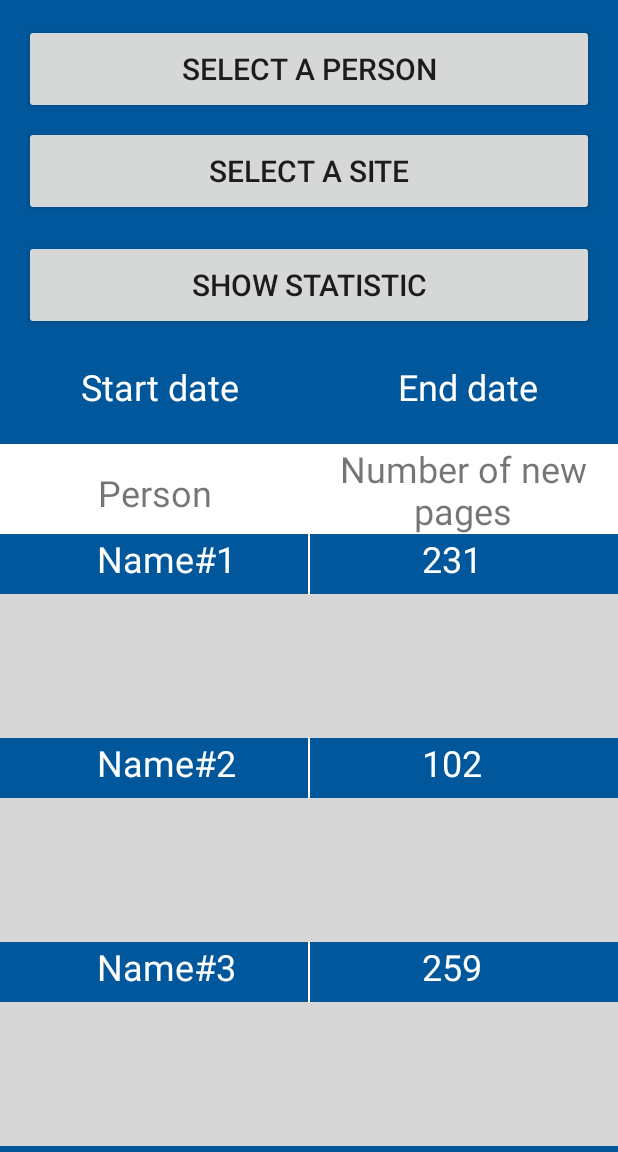
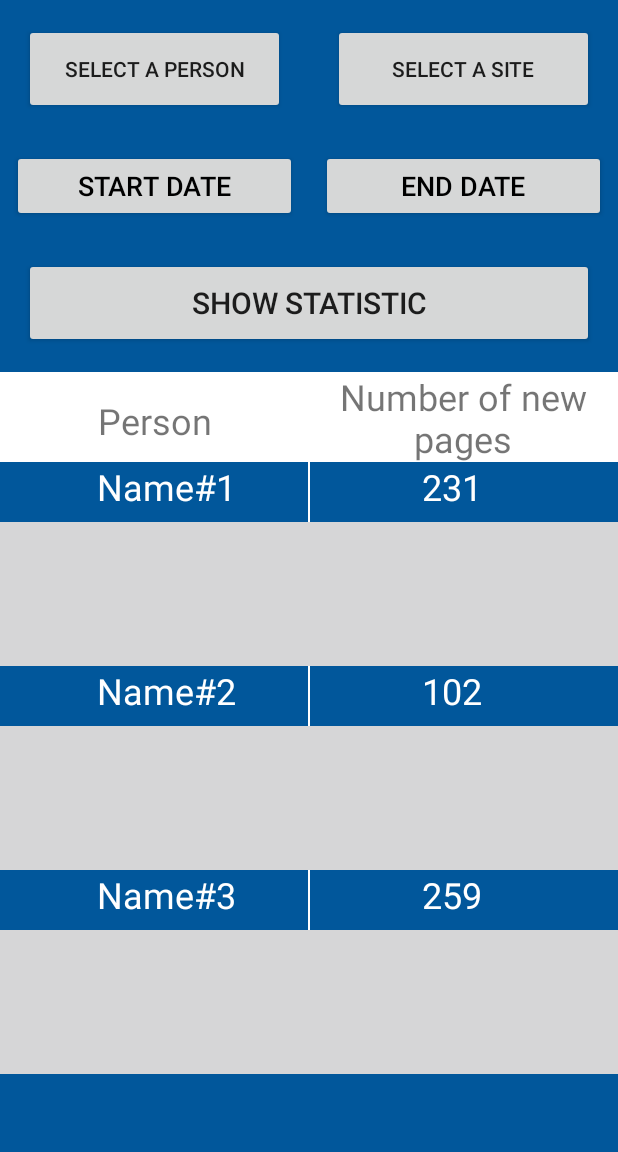
Before and after one commit to AlexAlizar/SearchStat, an Android app: the DailyStatActivity screen opened directly, with no data from a screen before it, on a phone screen of 412 x 824 dp, the part 84-1236 px from its top. Run offline under Robolectric (Android 15) with nearby library versions, the phone set to English and light mode, and no system bars.

Commit message:
Вид и активности
Доработаны активности
Вход, регистрация, выбор дат
Вход в приложение через логотип

```diff
--- a/android_ui/app/src/main/java/alizarchik/alex/searchstat/DailyStatActivity.java
+++ b/android_ui/app/src/main/java/alizarchik/alex/searchstat/DailyStatActivity.java
@@ -2,6 +2,7 @@ package alizarchik.alex.searchstat;
 
 import android.content.DialogInterface;
 import android.os.Bundle;
+import android.support.v4.app.DialogFragment;
 import android.support.v4.content.ContextCompat;
 import android.support.v7.app.AlertDialog;
 import android.support.v7.app.AppCompatActivity;
@@ -10,6 +11,7 @@ import android.support.v7.widget.LinearLayoutManager;
 import android.support.v7.widget.RecyclerView;
 import android.support.v7.widget.Toolbar;
 import android.view.Menu;
+import android.view.View;
 import android.widget.Button;
 
 import java.util.ArrayList;
@@ -28,6 +30,9 @@ public class DailyStatActivity extends AppCompatActivity {
     private RecyclerView.Adapter mAdapter;
     private RecyclerView.LayoutManager mLayoutManager;
     private Button buttonSelectPerson;
+    private Button buttonSelectSite;
+    private Button startDate;
+    private Button endDate;
 
     public static final String TAG = "MyLogs";
 
@@ -39,6 +44,11 @@ public class DailyStatActivity extends AppCompatActivity {
         setSupportActionBar(toolbar);
         init();
 
+        initSiteSelect();
+        initPersonSelect();
+    }
+
+    private void initPersonSelect() {
         ArrayList<String> persons = new ArrayList<>();
         persons.add("person#1");
         persons.add("person#2");
@@ -57,6 +67,25 @@ public class DailyStatActivity extends AppCompatActivity {
         });
     }
 
+    private void initSiteSelect() {
+        ArrayList<String> sites = new ArrayList<>();
+        sites.add("site#1");
+        sites.add("site#2");
+        sites.add("site#3");
+
+        final CharSequence[] sitesArray = sites.toArray(new String[sites.size()]);
+
+        buttonSelectSite = findViewById(R.id.button_select_site);
+        buttonSelectSite.setOnClickListener(view -> {
+            AlertDialog.Builder builder = new AlertDialog.Builder(this);
+            builder.setTitle("Select a site");
+            builder.setItems(sitesArray, (DialogInterface.OnClickListener) (dialogInterface, i) -> {
+                // Do something with the selection
+            });
+            builder.show();
+        });
+    }
+
     @Override
     public boolean onCreateOptionsMenu(Menu menu) {
         getMenuInflater().inflate(R.menu.graphics, menu);
@@ -64,6 +93,25 @@ public class DailyStatActivity extends AppCompatActivity {
     }
 
     private void init() {
+
+        startDate = findViewById(R.id.start_date);
+        startDate.setOnClickListener(new View.OnClickListener() {
+            @Override
+            public void onClick(View view) {
+                DialogFragment dateDialog = new DatePickerStart();
+                dateDialog.show(getSupportFragmentManager(), "datePickerStart");
+            }
+        });
+        endDate = findViewById(R.id.end_date);
+
+        startDate.setOnClickListener(new View.OnClickListener() {
+            @Override
+            public void onClick(View view) {
+                DialogFragment dateDialog = new DatePickerEnd();
+                dateDialog.show(getSupportFragmentManager(), "datePickerEnd");
+            }
+        });
+
         List<DailyStatisticsModel> dailyStatistics = getDailyStatistics();
         mRecyclerView = findViewById(R.id.rvDailyStat);
         mRecyclerView.setHasFixedSize(true);
--- a/android_ui/app/src/main/java/alizarchik/alex/searchstat/MainActivity.java
+++ b/android_ui/app/src/main/java/alizarchik/alex/searchstat/MainActivity.java
@@ -35,12 +35,6 @@ public class MainActivity extends AppCompatActivity {
     private void startNewActivity(Class<?> classActivity) {
         Intent intent = new Intent(this, classActivity);
         startActivity(intent);
-    }
-
-    @Override
-    public boolean onCreateOptionsMenu(Menu menu) {
-        getMenuInflater().inflate(R.menu.graphics, menu);
-        return true;
     }
 }
 
--- a/android_ui/app/src/main/res/layout/detail_stat_screen.xml
+++ b/android_ui/app/src/main/res/layout/detail_stat_screen.xml
@@ -10,65 +10,66 @@
         android:layout_width="match_parent"
         android:layout_height="wrap_content" />
 
+    <LinearLayout xmlns:android="http://schemas.android.com/apk/res/android"
+                  android:layout_width="match_parent"
+                  android:layout_height="wrap_content"
+                  android:background="@color/colorPrimary"
+                  android:orientation="horizontal">
+
         <Button
             android:id="@+id/button_select_person"
-        android:layout_width="match_parent"
             android:layout_height="60dp"
-        android:layout_gravity="center_horizontal"
-        android:layout_marginTop="@dimen/activity_vertical_margin"
+            android:layout_weight="1"
+            android:layout_margin="16dp"
+            android:layout_width="0dp"
             android:text="@string/select_a_person"
-        android:layout_marginLeft="@dimen/activity_horizontal_margin"
-        android:layout_marginRight="@dimen/activity_horizontal_margin"
-        android:textSize="20sp" />
+            android:textSize="14sp" />
 
         <Button
             android:id="@+id/button_select_site"
+            android:layout_weight="1"
+            android:layout_height="60dp"
+            android:layout_margin="16dp"
+            android:text="select a site"
+            android:textSize="14sp"
+            android:layout_width="0dp"/>
+
+    </LinearLayout>
+
+    <LinearLayout xmlns:android="http://schemas.android.com/apk/res/android"
                   android:layout_width="match_parent"
-        android:layout_height="60dp"
-        android:layout_gravity="center_horizontal"
-        android:layout_marginBottom="@dimen/activity_vertical_margin"
-        android:layout_marginTop="8dp"
-        android:text="select a site"
-        android:layout_marginLeft="@dimen/activity_horizontal_margin"
-        android:layout_marginRight="@dimen/activity_horizontal_margin"
-        android:textSize="20sp" />
+                  android:layout_height="wrap_content"
+                  android:background="@color/colorPrimary"
+                  android:orientation="horizontal">
+
+        <Button
+            android:id="@+id/start_date"
+            android:layout_width="0dp"
+            android:layout_height="match_parent"
+            android:layout_margin="8dp"
+            android:layout_weight="1"
+            android:text="Start date"
+            android:textColor="#000"
+            android:textSize="18sp"/>
+
+        <Button
+            android:id="@+id/end_date"
+            android:layout_width="0dp"
+            android:layout_height="match_parent"
+            android:layout_weight="1"
+            android:layout_margin="8dp"
+            android:text="End date"
+            android:textColor="#000"
+            android:textSize="18sp" />
+    </LinearLayout>
 
     <Button
         android:layout_width="match_parent"
         android:layout_height="60dp"
         android:layout_gravity="center_horizontal"
-        android:layout_marginBottom="@dimen/activity_vertical_margin"
+        android:layout_margin="16dp"
         android:text="Show statistic"
-        android:layout_marginLeft="@dimen/activity_horizontal_margin"
-        android:layout_marginRight="@dimen/activity_horizontal_margin"
         android:textSize="20sp" />
-
-    <LinearLayout xmlns:android="http://schemas.android.com/apk/res/android"
-        android:layout_width="match_parent"
-        android:layout_height="60dp"
-        android:background="@color/colorPrimary"
-        android:orientation="horizontal">
-
-        <TextView
-            android:layout_width="wrap_content"
-            android:layout_height="match_parent"
-            android:layout_marginBottom="@dimen/activity_vertical_margin"
-            android:layout_weight="1"
-            android:gravity="center"
-            android:text="Start date"
-            android:textColor="@color/colorPrimaryDark"
-            android:textSize="24sp" />
-
-        <TextView
-            android:layout_width="wrap_content"
-            android:layout_height="match_parent"
-            android:layout_marginBottom="@dimen/activity_vertical_margin"
-            android:layout_weight="1"
-            android:gravity="center"
-            android:text="End date"
-            android:textColor="@color/colorPrimaryDark"
-            android:textSize="24sp" />
-    </LinearLayout>
 
     <LinearLayout xmlns:android="http://schemas.android.com/apk/res/android"
         android:layout_width="match_parent"
--- a/android_ui/app/src/main/res/layout/general_stat_screen.xml
+++ b/android_ui/app/src/main/res/layout/general_stat_screen.xml
@@ -22,6 +22,7 @@
         android:layout_height="wrap_content" />
 
     <Button
+        android:id="@+id/button_select_site"
         android:layout_width="match_parent"
         android:layout_height="60dp"
         android:layout_gravity="center_horizontal"
--- a/android_ui/app/src/main/res/values/strings.xml
+++ b/android_ui/app/src/main/res/values/strings.xml
@@ -22,6 +22,8 @@
     <string name="number_of_new_pages">Number of new pages</string>
     <string name="select_a_person">Select a person</string>
     <string name="graphics">Graphics</string>
+    <string name="choose_date">Выберите дату</string>
+    <string name="ready">Готово</string>
 
     <string-array name="sitelist">
         <item>Site#1</item>
@@ -29,4 +31,5 @@
         <item>Site#3</item>
         <item>Site#4</item>
     </string-array>
+    <string name="title_activity_login">LoginActivity</string>
 </resources>
--- a/android_ui/app/src/main/res/values/styles.xml
+++ b/android_ui/app/src/main/res/values/styles.xml
@@ -5,4 +5,8 @@
         <item name="colorPrimaryDark">#4A4A4A</item>
         <item name="colorAccent">#FF4081</item>
     </style>
+
+    <style name="AppTheme.AppBarOverlay" parent="ThemeOverlay.AppCompat.Dark.ActionBar"/>
+
+    <style name="AppTheme.PopupOverlay" parent="ThemeOverlay.AppCompat.Light"/>
 </resources>
```
Also changed, not shown: android_ui/app/src/main/AndroidManifest.xml (+10 -5 lines), android_ui/app/src/main/java/alizarchik/alex/searchstat/DatePickerEnd.java (added, +55 -0 lines), android_ui/app/src/main/java/alizarchik/alex/searchstat/DatePickerStart.java (added, +55 -0 lines), android_ui/app/src/main/java/alizarchik/alex/searchstat/GeneralStatActivity.java (+24 -0 lines), android_ui/app/src/main/java/alizarchik/alex/searchstat/LoginActivity.java (added, +48 -0 lines), android_ui/app/src/main/java/alizarchik/alex/searchstat/SignUpActivity.java (added, +50 -0 lines), android_ui/app/src/main/res/layout/login_screen.xml (renamed from android_ui/app/src/main/res/layout/login_screen_2.xml, +26 -9 lines), android_ui/app/src/main/res/layout/login_screen_1.xml (deleted, +0 -46 lines), android_ui/app/src/main/res/layout/registration_screen.xml (+4 -5 lines). Lines whose indentation alone changed are shown as unchanged.
